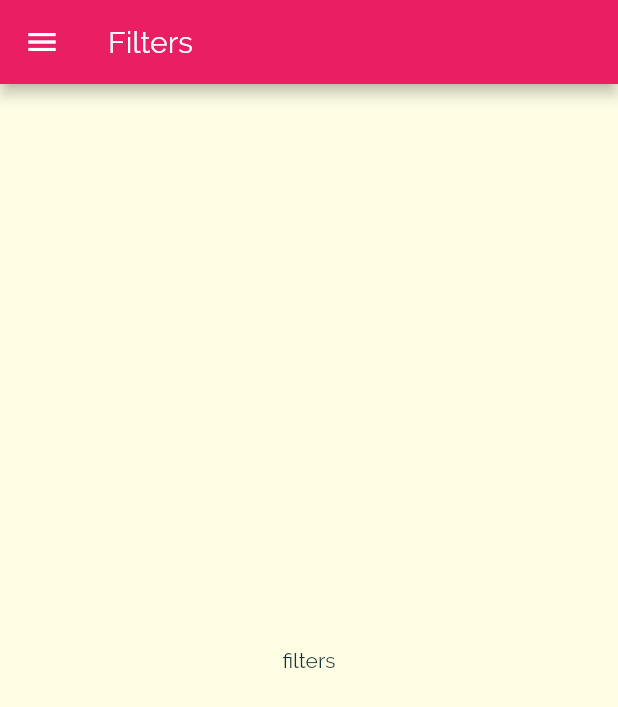
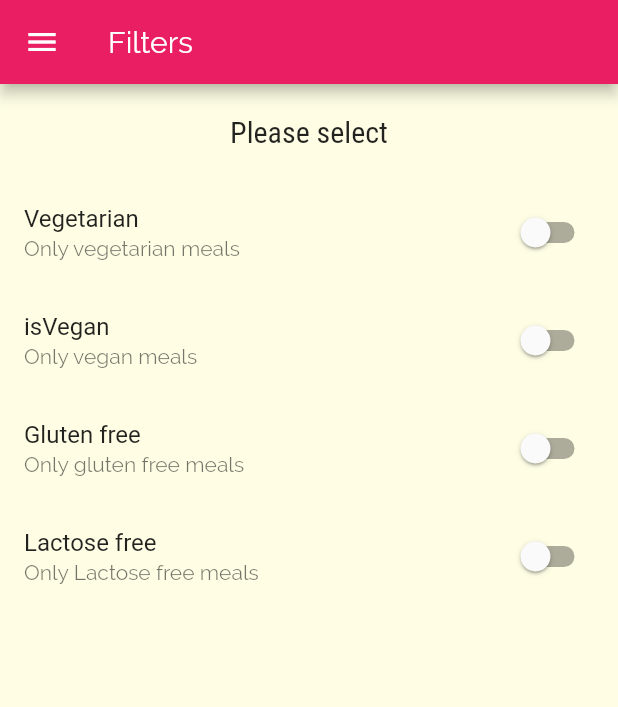
Before and after one commit to makhambetov/flutter-meals-app, a Flutter app: the FiltersScreen screen opened by its route, on a phone screen of 412 x 824 dp. Shown: the top 707 px of the screen. Run offline on Flutter 3.47's test engine with Material 2 defaults, Android fonts, the phone set to English and light mode, and no system bars.

Commit message:
filters screen

```diff
--- a/lib/screens/filters_screen.dart
+++ b/lib/screens/filters_screen.dart
@@ -2,8 +2,28 @@ import 'package:flutter/material.dart';
 
 import '../widgets/drawer.dart';
 
-class FiltersScreen extends StatelessWidget {
+class FiltersScreen extends StatefulWidget {
   static const routeName = '/filters';
+
+  @override
+  _FiltersScreenState createState() => _FiltersScreenState();
+}
+
+class _FiltersScreenState extends State<FiltersScreen> {
+  var _isGlutenFree = false;
+  var _isLactoseFree = false;
+  var _isVegetarian = false;
+  var _isVegan = false;
+
+  Widget _buildSwitchItem(
+      bool value, String title, String subtitle, Function handler) {
+    return SwitchListTile(
+      value: value,
+      onChanged: handler,
+      title: Text(title),
+      subtitle: Text(subtitle),
+    );
+  }
 
   @override
   Widget build(BuildContext context) {
@@ -11,8 +31,62 @@ class FiltersScreen extends StatelessWidget {
       appBar: AppBar(
         title: Text('Filters'),
       ),
-      body: Center(
-        child: Text('filters'),
+      body: Column(
+        children: <Widget>[
+          Container(
+            padding: EdgeInsets.all(20),
+            child: Text(
+              'Please select',
+              style: Theme.of(context).textTheme.title,
+            ),
+          ),
+          Expanded(
+            child: ListView(
+              children: <Widget>[
+                _buildSwitchItem(
+                  _isVegetarian,
+                  'Vegetarian',
+                  'Only vegetarian meals',
+                  (bool newVal) {
+                    setState(() {
+                      _isVegetarian = newVal;
+                    });
+                  },
+                ),
+                _buildSwitchItem(
+                  _isVegan,
+                  'isVegan',
+                  'Only vegan meals',
+                      (bool newVal) {
+                    setState(() {
+                      _isVegan = newVal;
+                    });
+                  },
+                ),
+                _buildSwitchItem(
+                  _isGlutenFree,
+                  'Gluten free',
+                  'Only gluten free meals',
+                      (bool newVal) {
+                    setState(() {
+                      _isGlutenFree = newVal;
+                    });
+                  },
+                ),
+                _buildSwitchItem(
+                  _isLactoseFree,
+                  'Lactose free',
+                  'Only Lactose free meals',
+                      (bool newVal) {
+                    setState(() {
+                      _isLactoseFree = newVal;
+                    });
+                  },
+                ),
+              ],
+            ),
+          ),
+        ],
       ),
       drawer: MainDrawer(),
     );
```
